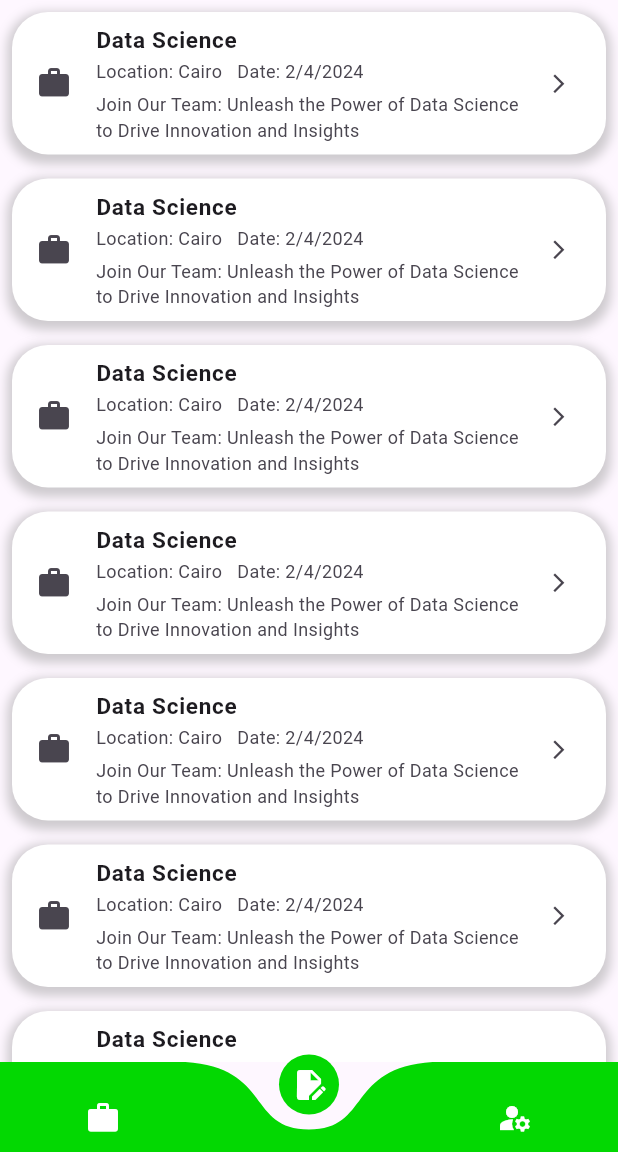
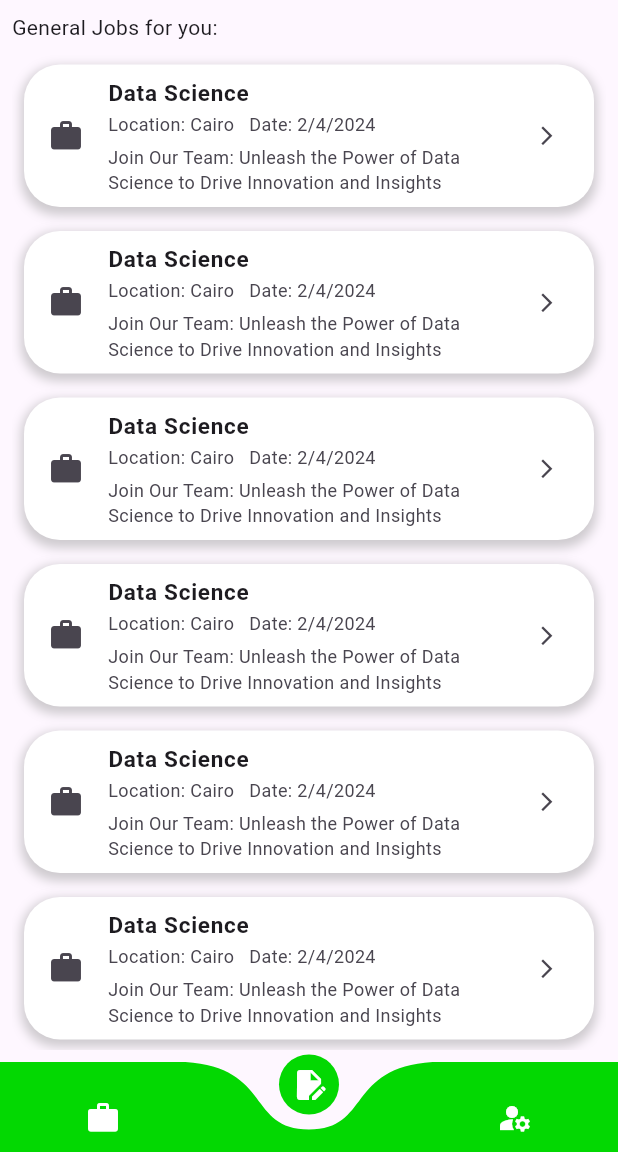
Before and after one commit to MostafaAtef7/CV2CAREER-app, a Flutter app: the screen it shows after launch, on a phone screen of 412 x 824 dp, the part 84-1236 px from its top. Run offline on Flutter 3.47's test engine with Material 3 defaults, Android fonts, the phone set to English and light mode, and no system bars; drawn by our look-alikes of curved_navigation_bar; our stand-ins replace animated_text_kit, go_router; Roboto replaces fonts that are missing (Rubix).

Commit message:
edit on homeViewBody

```diff
--- a/lib/features/home/presentation/view/widgets/home_view_body.dart
+++ b/lib/features/home/presentation/view/widgets/home_view_body.dart
@@ -12,11 +12,27 @@ class HomeViewBody extends StatefulWidget {
 class _HomeViewBodyState extends State<HomeViewBody> {
   @override
   Widget build(BuildContext context) {
-    return ListView.builder(
-      itemBuilder: (ctx, index) {
-        return JobContainer();
-      },
-      itemCount: 10,
+    return Padding(
+      padding: const EdgeInsets.all(8.0),
+      child: SingleChildScrollView(
+        child: Column(
+          crossAxisAlignment: CrossAxisAlignment.start,
+          children: [
+            const Text("General Jobs for you:"),
+            const SizedBox(
+              height: 7,
+            ),
+            ListView.builder(
+              shrinkWrap: true,
+              physics: const NeverScrollableScrollPhysics(),
+              itemBuilder: (ctx, index) {
+                return const JobContainer();
+              },
+              itemCount: 10,
+            ),
+          ],
+        ),
+      ),
     );
   }
 }
--- a/lib/features/home/presentation/view/widgets/job_container.dart
+++ b/lib/features/home/presentation/view/widgets/job_container.dart
@@ -15,7 +15,7 @@ class JobContainer extends StatelessWidget {
               BoxShadow(
                 color: Colors.grey.withOpacity(0.5),
                 blurRadius: 5,
-                spreadRadius: 3,
+                spreadRadius: 2,
                 offset: const Offset(0, 3),
               )
             ]),
```
